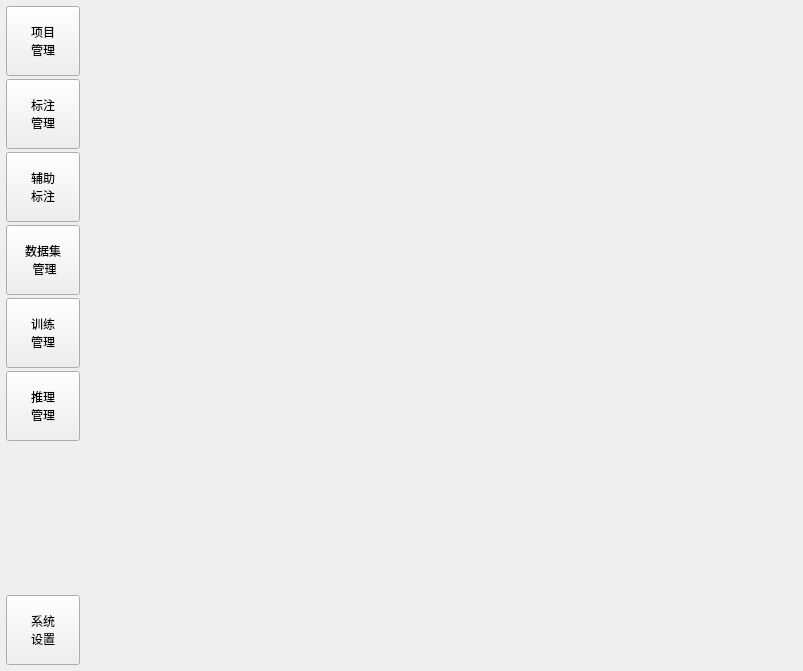
Above: VisionAIFlowApp/maindlg.ui from HaiwenMeng/VisionAIFlowV1 before the change. Below: the same form after it.
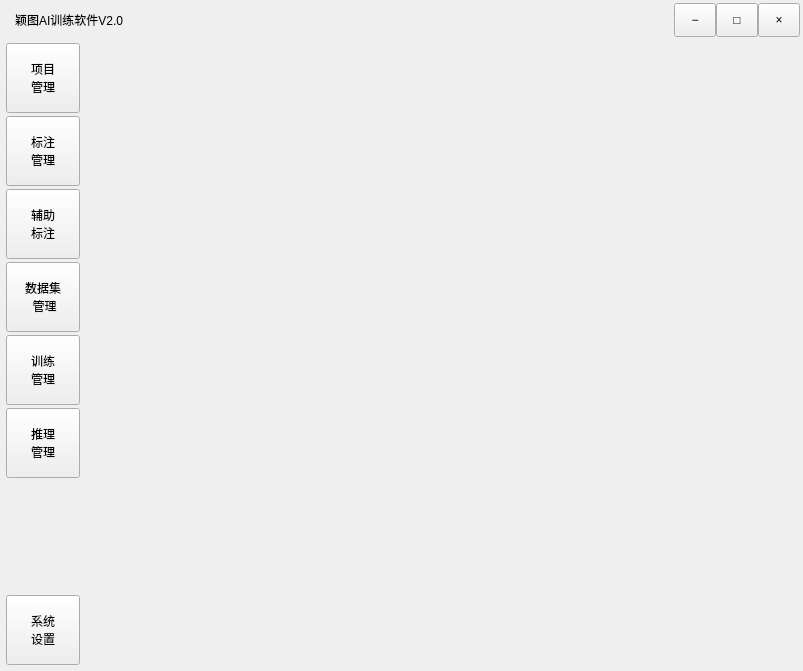
That is the form after the change. Icons and pictures are not drawn.

Commit message: 测试训练通过初步

Patch:
```diff
--- a/VisionAIFlowApp/maindlg.ui
+++ b/VisionAIFlowApp/maindlg.ui
@@ -29,10 +29,10 @@
    <property name="spacing">
     <number>3</number>
    </property>
-   <item row="0" column="1">
+   <item row="1" column="1">
     <widget class="QStackedWidget" name="stackedWidget"/>
    </item>
-   <item row="0" column="0">
+   <item row="1" column="0">
     <widget class="QWidget" name="widget" native="true">
      <property name="minimumSize">
       <size>
@@ -288,6 +288,101 @@
      </layout>
     </widget>
    </item>
+   <item row="0" column="0" colspan="2">
+    <widget class="QFrame" name="titleBar">
+     <property name="minimumSize">
+      <size>
+       <width>0</width>
+       <height>34</height>
+      </size>
+     </property>
+     <property name="maximumSize">
+      <size>
+       <width>16777215</width>
+       <height>34</height>
+      </size>
+     </property>
+     <property name="frameShape">
+      <enum>QFrame::NoFrame</enum>
+     </property>
+     <layout class="QHBoxLayout" name="titleBarLayout">
+      <property name="leftMargin">
+       <number>12</number>
+      </property>
+      <property name="topMargin">
+       <number>0</number>
+      </property>
+      <property name="rightMargin">
+       <number>0</number>
+      </property>
+      <property name="bottomMargin">
+       <number>0</number>
+      </property>
+      <property name="spacing">
+       <number>0</number>
+      </property>
+      <item>
+       <widget class="QLabel" name="LB_WindowTitle">
+        <property name="text">
+         <string>颖图AI训练软件V2.0</string>
+        </property>
+       </widget>
+      </item>
+      <item>
+       <spacer name="titleBarSpacer">
+        <property name="orientation">
+         <enum>Qt::Horizontal</enum>
+        </property>
+        <property name="sizeHint" stdset="0">
+         <size>
+          <width>40</width>
+          <height>20</height>
+         </size>
+        </property>
+       </spacer>
+      </item>
+      <item>
+       <widget class="QToolButton" name="TB_Minimize">
+        <property name="minimumSize">
+         <size>
+          <width>42</width>
+          <height>34</height>
+         </size>
+        </property>
+        <property name="text">
+         <string>−</string>
+        </property>
+       </widget>
+      </item>
+      <item>
+       <widget class="QToolButton" name="TB_Maximize">
+        <property name="minimumSize">
+         <size>
+          <width>42</width>
+          <height>34</height>
+         </size>
+        </property>
+        <property name="text">
+         <string>□</string>
+        </property>
+       </widget>
+      </item>
+      <item>
+       <widget class="QToolButton" name="TB_Close">
+        <property name="minimumSize">
+         <size>
+          <width>42</width>
+          <height>34</height>
+         </size>
+        </property>
+        <property name="text">
+         <string>×</string>
+        </property>
+       </widget>
+      </item>
+     </layout>
+    </widget>
+   </item>
   </layout>
  </widget>
  <resources>
```
Left out of the diff: 2 changed lines with no effect on the pictures. The commit also changes 197 other files.
